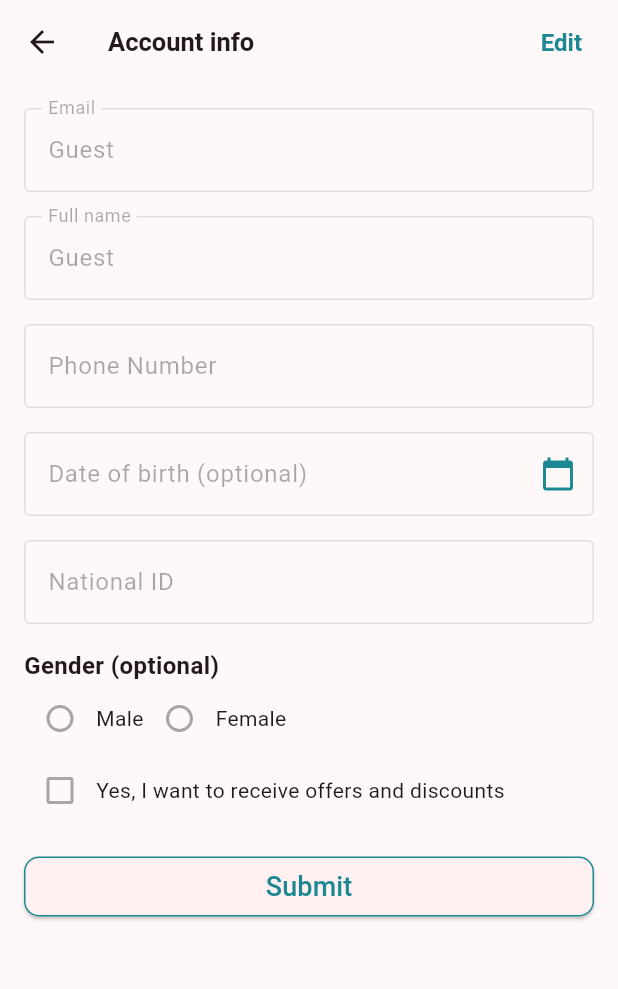
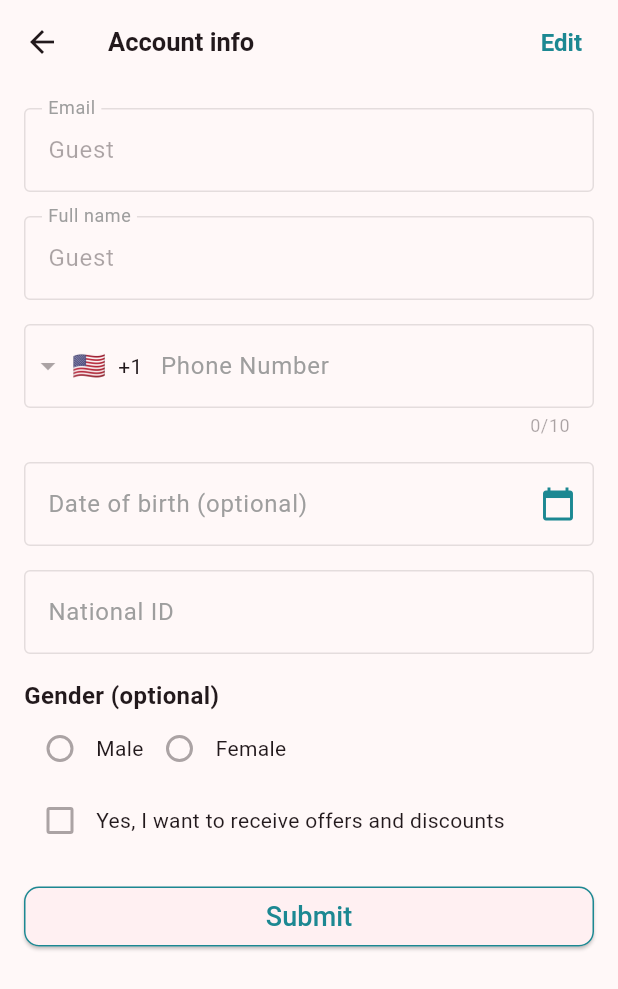
Before and after one commit to QutaibaQusai/heartful-care, a Flutter app: the YourAccountInfoPage screen opened directly, on a phone screen of 412 x 824 dp. Shown: the top 989 px of the screen. Run offline on Flutter 3.47's test engine with Material 3 defaults, Android fonts, the phone set to English and light mode, and no system bars; drawn by our look-alikes of intl_phone_field; our stand-ins replace cloud_firestore, date_format, firebase_auth, firebase_core, flutter_settings_screens, font_awesome_flutter and 3 more; accounts and stored records are empty.

Commit message:
some work on account info

```diff
--- a/lib/Settings/YourAccountInfoPage.dart
+++ b/lib/Settings/YourAccountInfoPage.dart
@@ -2,6 +2,7 @@ import 'package:flutter/material.dart';
 import 'package:date_format/date_format.dart';
 import 'package:cloud_firestore/cloud_firestore.dart';
 import 'package:google_fonts/google_fonts.dart';
+import 'package:intl_phone_field/intl_phone_field.dart';
 
 class YourAccountInfoPage extends StatefulWidget {
   final String userEmail;
@@ -90,7 +91,8 @@ class _YourAccountInfoPageState extends State<YourAccountInfoPage> {
 
   @override
   Widget build(BuildContext context) {
-    return Scaffold(
+    return SafeArea(
+      child: Scaffold(
         appBar: AppBar(
           title: Row(
             children: [
@@ -132,7 +134,14 @@ class _YourAccountInfoPageState extends State<YourAccountInfoPage> {
                   enabled: false,
                   decoration: InputDecoration(
                     labelText: 'Email',
+                    labelStyle: isEditing
+                        ? TextStyle(color: Colors.black)
+                        : TextStyle(color: Colors.grey),
                     border: OutlineInputBorder(),
+                    focusedBorder: OutlineInputBorder(
+                      borderSide:
+                          const BorderSide(color: Colors.black, width: 2.0),
+                    ),
                   ),
                 ),
                 // Text(widget.userEmail),
@@ -143,17 +152,33 @@ class _YourAccountInfoPageState extends State<YourAccountInfoPage> {
                   enabled: isEditing,
                   decoration: InputDecoration(
                     labelText: 'Full name',
+                    labelStyle: isEditing
+                        ? TextStyle(color: Colors.black)
+                        : TextStyle(color: Colors.grey),
                     border: OutlineInputBorder(),
+                    focusedBorder: OutlineInputBorder(
+                      borderSide:
+                          const BorderSide(color: Colors.black, width: 2.0),
+                    ),
                   ),
                 ),
 
                 SizedBox(height: 16),
-              TextField(
+                IntlPhoneField(
+                  cursorColor: Color(0xFF1C8892),
+                  keyboardType: TextInputType.number,
                   controller: PhoneNumberTextController,
                   enabled: isEditing,
                   decoration: InputDecoration(
                     labelText: 'Phone Number',
+                    labelStyle: isEditing
+                        ? TextStyle(color: Colors.black)
+                        : TextStyle(color: Colors.grey),
                     border: OutlineInputBorder(),
+                    focusedBorder: OutlineInputBorder(
+                      borderSide:
+                          const BorderSide(color: Colors.black, width: 2.0),
+                    ),
                   ),
                 ),
                 SizedBox(height: 16),
@@ -161,13 +186,20 @@ class _YourAccountInfoPageState extends State<YourAccountInfoPage> {
                   enabled: isEditing,
                   decoration: InputDecoration(
                     labelText: 'Date of birth (optional)',
+                    labelStyle: isEditing
+                        ? TextStyle(color: Colors.black)
+                        : TextStyle(color: Colors.grey),
                     border: OutlineInputBorder(),
+                    focusedBorder: OutlineInputBorder(
+                      borderSide:
+                          const BorderSide(color: Colors.black, width: 2.0),
+                    ),
                     suffixIcon: GestureDetector(
                       onTap: () => _selectDate(context),
                       child: Icon(
                         Icons.calendar_today,
-                      color:
-                          Color(0xFF1C8892), // Change the calendar icon color
+                        color: Color(0xFF1C8892),
+                        // Change the calendar icon color
                       ),
                     ),
                   ),
@@ -178,12 +210,21 @@ class _YourAccountInfoPageState extends State<YourAccountInfoPage> {
                   ),
                 ),
                 SizedBox(height: 16),
-              TextField(
+                TextFormField(
+                  cursorColor: Color(0xFF1C8892),
+                  keyboardType: TextInputType.number,
                   controller: nationalIdTextController,
                   enabled: isEditing,
                   decoration: InputDecoration(
                     labelText: 'National ID',
+                    labelStyle: isEditing
+                        ? TextStyle(color: Colors.black)
+                        : TextStyle(color: Colors.grey),
                     border: OutlineInputBorder(),
+                    focusedBorder: OutlineInputBorder(
+                      borderSide:
+                          const BorderSide(color: Colors.black, width: 2.0),
+                    ),
                   ),
                 ),
                 SizedBox(height: 16),
@@ -269,7 +310,8 @@ class _YourAccountInfoPageState extends State<YourAccountInfoPage> {
                             actions: [
                               TextButton(
                                 onPressed: () async {
-                                Navigator.of(context).pop(); // Close the dialog
+                                  Navigator.of(context)
+                                      .pop(); // Close the dialog
                                   await _submitUserData();
                                 },
                                 child: Text(
@@ -309,6 +351,7 @@ class _YourAccountInfoPageState extends State<YourAccountInfoPage> {
             ),
           ),
         ),
+      ),
     );
   }
 
@@ -333,8 +376,6 @@ class _YourAccountInfoPageState extends State<YourAccountInfoPage> {
           'Gender': selectedGender,
         });
 
-        // Display a success message or navigate to another screen if needed
-        // print('User data updated successfully!');
         ScaffoldMessenger.of(context).showSnackBar(
           SnackBar(
             backgroundColor: Color(0xFF1C8892),
@@ -347,7 +388,6 @@ class _YourAccountInfoPageState extends State<YourAccountInfoPage> {
           ),
         );
       } else {
-        // print('User not found');
         ScaffoldMessenger.of(context).showSnackBar(
           SnackBar(
             backgroundColor: Color(0xFF1C8892),
@@ -361,7 +401,6 @@ class _YourAccountInfoPageState extends State<YourAccountInfoPage> {
         );
       }
     } catch (e) {
-      // print('Error updating user data: $e');
       ScaffoldMessenger.of(context).showSnackBar(
         SnackBar(
           backgroundColor: Color(0xFF1C8892),
--- a/lib/intro_page.dart
+++ b/lib/intro_page.dart
@@ -1,6 +1,6 @@
 import 'package:flutter/material.dart';
 import 'package:google_fonts/google_fonts.dart';
-import 'package:test/WhoAreYou.dart';
+import 'package:test/whoAreYou.dart';
 import 'package:test/home.dart';
 import 'package:test/model/content_model.dart';
 import 'package:font_awesome_flutter/font_awesome_flutter.dart';
--- a/pubspec.yaml
+++ b/pubspec.yaml
@@ -46,6 +46,7 @@ dependencies:
   lottie: ^2.7.0
   cloud_firestore: ^4.14.0
   date_format: ^2.0.2
+  intl_phone_field: ^3.2.0
 
 
 
```
Also changed, not shown: pubspec.lock. Lines whose indentation alone changed are shown as unchanged.
